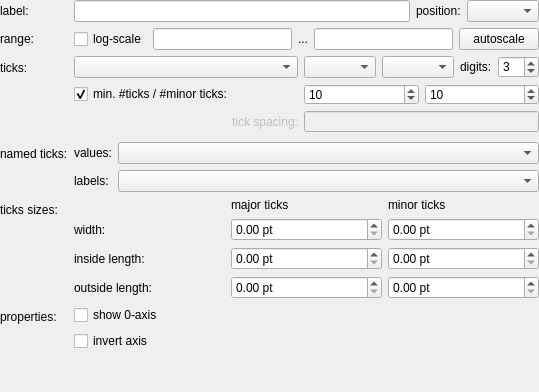
jkriege2/QuickFit3, file plugins/table/qfrdrtableaxissettingswidget.ui: the form before one commit.
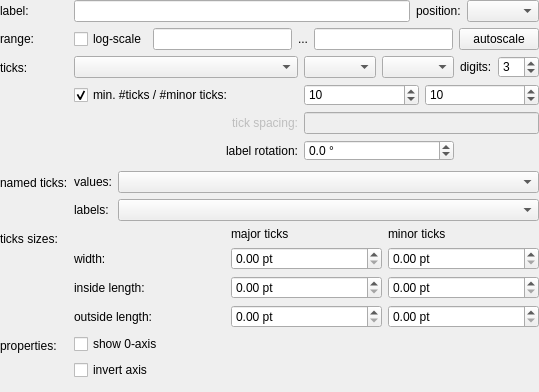
The form after the commit. Icons and pictures are not drawn. Custom widgets are drawn as their Qt base class.

Patch:
```diff
--- a/plugins/table/qfrdrtableaxissettingswidget.ui
+++ b/plugins/table/qfrdrtableaxissettingswidget.ui
@@ -177,6 +177,35 @@
        </property>
       </widget>
      </item>
+     <item row="3" column="0">
+      <widget class="QLabel" name="label_5">
+       <property name="text">
+        <string>label rotation:</string>
+       </property>
+       <property name="alignment">
+        <set>Qt::AlignRight|Qt::AlignTrailing|Qt::AlignVCenter</set>
+       </property>
+      </widget>
+     </item>
+     <item row="3" column="1" colspan="2">
+      <widget class="QDoubleSpinBox" name="spinLabelAngel">
+       <property name="suffix">
+        <string> °</string>
+       </property>
+       <property name="decimals">
+        <number>1</number>
+       </property>
+       <property name="minimum">
+        <double>-90.000000000000000</double>
+       </property>
+       <property name="maximum">
+        <double>90.000000000000000</double>
+       </property>
+       <property name="singleStep">
+        <double>15.000000000000000</double>
+       </property>
+      </widget>
+     </item>
     </layout>
    </item>
    <item row="4" column="1">
```
